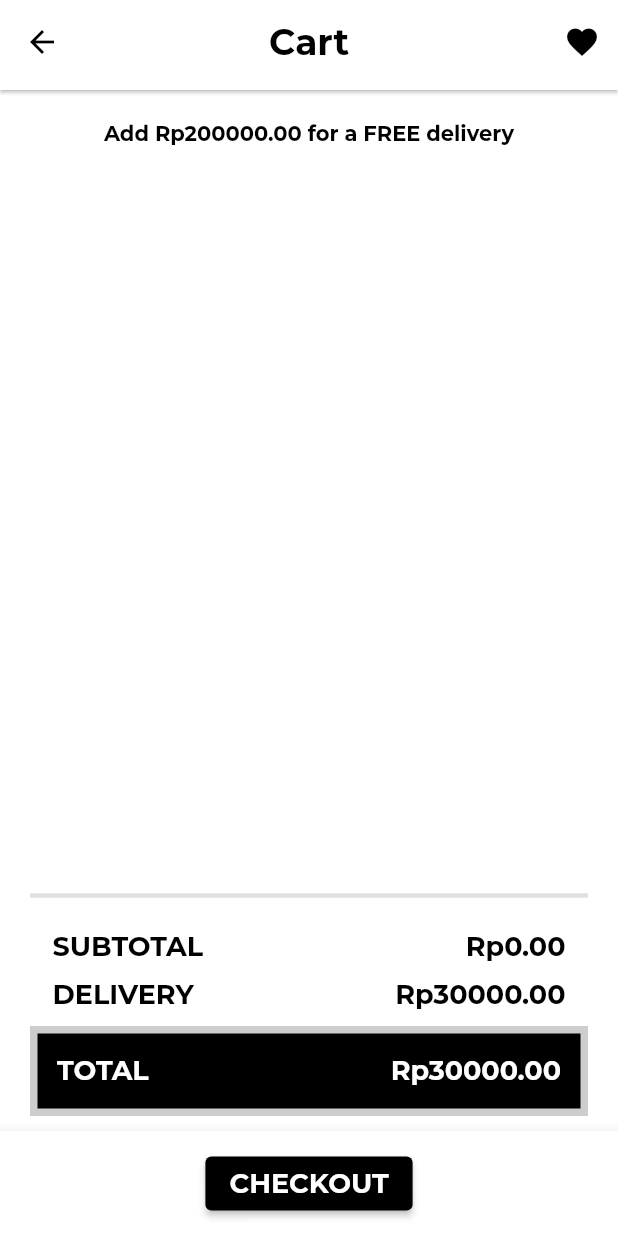
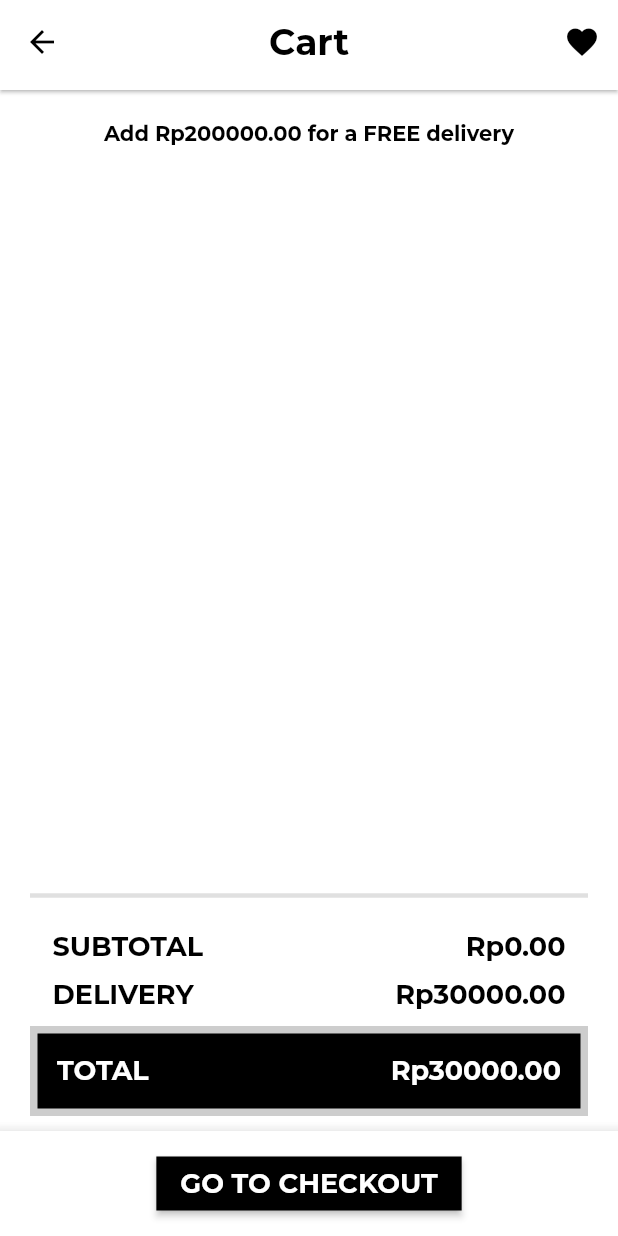
Before and after one commit to Abh1sen/PSM, a Flutter app: the CartScreen screen opened by its route, on a phone screen of 412 x 824 dp. Run offline on Flutter 3.47's test engine with Material 2 defaults, Android fonts, the phone set to English and light mode, and no system bars; our stand-ins replace bloc, carousel_slider, cloud_firestore, equatable, firebase_core, flutter_bloc; accounts and stored records are empty.

Commit message:
Added custom nav bar to the cart screen

```diff
--- a/psm/lib/main.dart
+++ b/psm/lib/main.dart
@@ -39,7 +39,7 @@ class MyApp extends StatelessWidget {
         title: 'Haseena',
         theme: theme(),
         onGenerateRoute: AppRouter.onGenerateRoute,
-        initialRoute: CheckoutScreen.routeName,
+        initialRoute: SplashScreen.routeName,
       ),
     );
   }
--- a/psm/lib/screens/cart/cart_screen.dart
+++ b/psm/lib/screens/cart/cart_screen.dart
@@ -23,24 +23,7 @@ class CartScreen extends StatelessWidget {
           title: 'Cart',
         ),
         bottomNavigationBar: BottomAppBar(
-          color: Colors.white,
-          child: Container(
-            height: 70,
-            child: Row(
-                mainAxisAlignment: MainAxisAlignment.spaceEvenly,
-                children: [
-                  ElevatedButton(
-                      style: ElevatedButton.styleFrom(primary: Colors.black),
-                      onPressed: () {},
-                      child: Text(
-                        'CHECKOUT',
-                        style: Theme.of(context)
-                            .textTheme
-                            .headline3!
-                            .copyWith(color: Colors.white),
-                      ))
-                ]),
-          ),
+          child: CustomBottomAppBar(screen: '/cart'),
         ),
         body: BlocBuilder<CartBloc, CartState>(
           builder: (context, state) {
```
